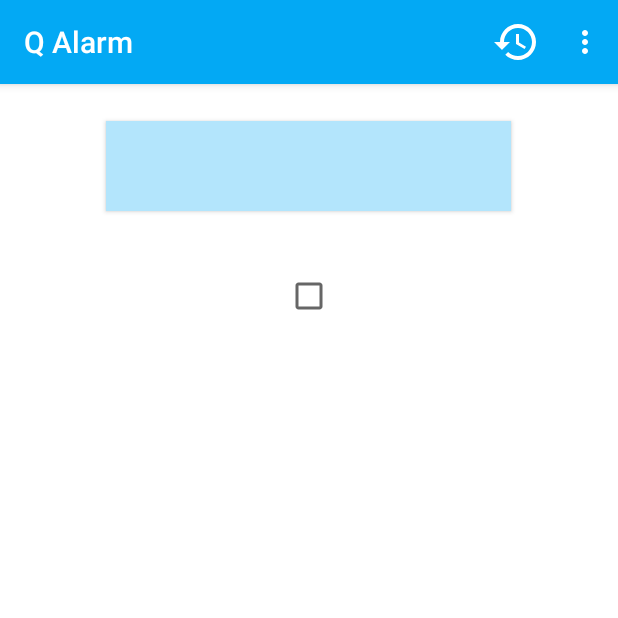
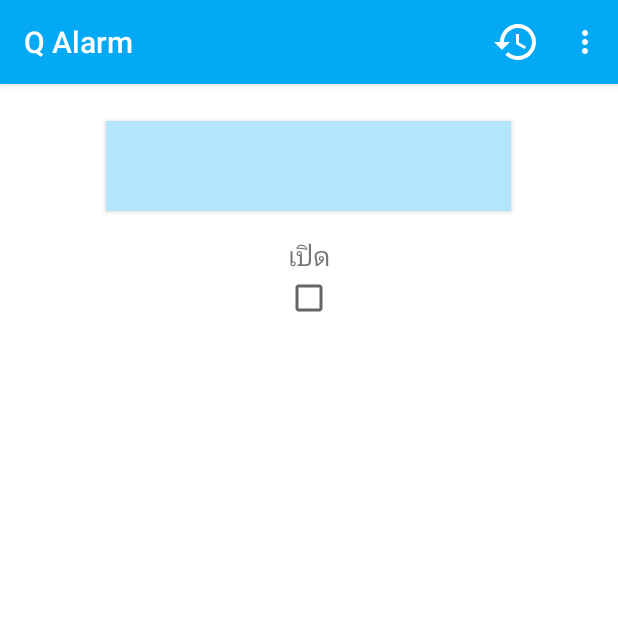
Before and after one commit to DG-Knight/QAlarm, an Android app: the screen it shows after launch (MainActivity), on a phone screen of 412 x 824 dp, the top half of it. Run offline under Robolectric (Android 15) with nearby library versions, the phone set to English and light mode, and no system bars; libraries missing offline, so code that uses them is left out: com.github.paolorotolo.appintro.

Commit message:
fix check box

```diff
--- a/app/src/main/java/com/ict/dg_knight/qalarm/MainActivity.java
+++ b/app/src/main/java/com/ict/dg_knight/qalarm/MainActivity.java
@@ -40,7 +40,6 @@ public class MainActivity extends AppCompatActivity {
     String dayOfMount;
 
     public boolean isFirstStart;
-    Context mcontext;
 
     @Override
     protected void onCreate(Bundle savedInstanceState) {
@@ -54,13 +53,12 @@ public class MainActivity extends AppCompatActivity {
             @Override
             public void onCheckedChanged(CompoundButton buttonView, boolean isChecked) {
                 if (isChecked==true){
-                    checkBox.setText("เปิด");
-
-                    Toast.makeText(MainActivity.this, "เปิด", Toast.LENGTH_SHORT).show();
-                }else{
                     checkBox.setText("ปิด");
                     Toast.makeText(MainActivity.this, "ปิด", Toast.LENGTH_SHORT).show();
                     cancelAlarm();
+                }else{
+                    checkBox.setText("เปิด");
+                    Toast.makeText(MainActivity.this, "เปิด", Toast.LENGTH_SHORT).show();
 
                 }
 
--- a/app/src/main/java/com/ict/dg_knight/qalarm/ShowEventShakeFragment.java
+++ b/app/src/main/java/com/ict/dg_knight/qalarm/ShowEventShakeFragment.java
@@ -74,7 +74,6 @@ public class ShowEventShakeFragment extends Fragment {
             @Override
             public void onShake(int count) {
                 SharedPreferences sharedPref;
-                SharedPreferences.Editor editor;
                 sharedPref =getActivity().getSharedPreferences("numShake",Context.MODE_PRIVATE);
                 int num1 = 20,num2 = 25,num3 = 30,num4 = 35,num5= 40;
                 final int a;
--- a/app/src/main/res/layout/content_main.xml
+++ b/app/src/main/res/layout/content_main.xml
@@ -24,7 +24,7 @@
         android:layout_centerHorizontal="true" />
 
     <TextView
-        android:text=""
+        android:text="เปิด"
         android:layout_width="wrap_content"
         android:layout_height="wrap_content"
         android:layout_marginTop="16dp"
```
